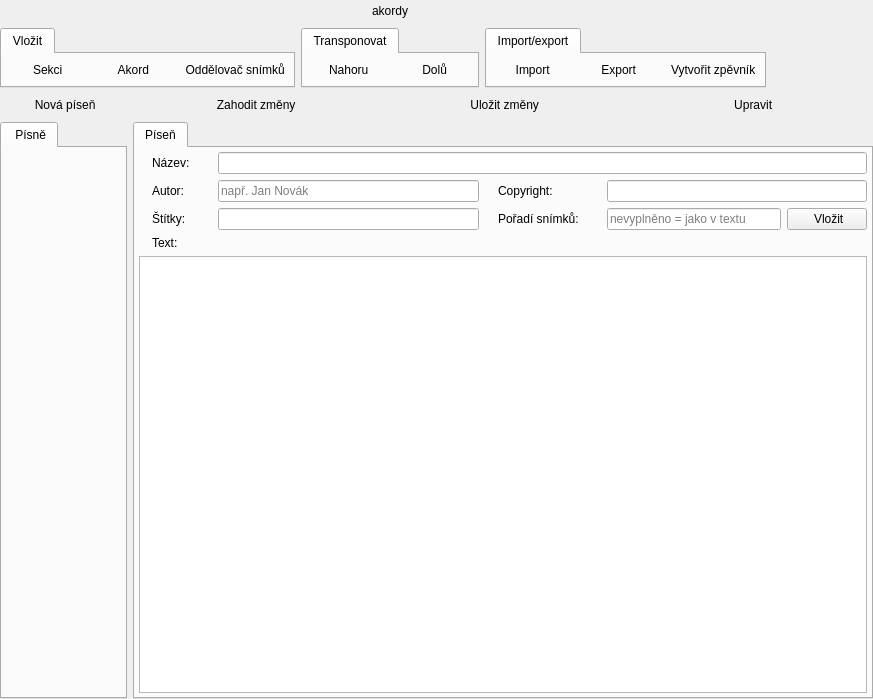
Before: the Qt Designer form src/gui/mainwindow_songsmode.ui in CZDanol/StrawLumen, drawn with Qt 5.
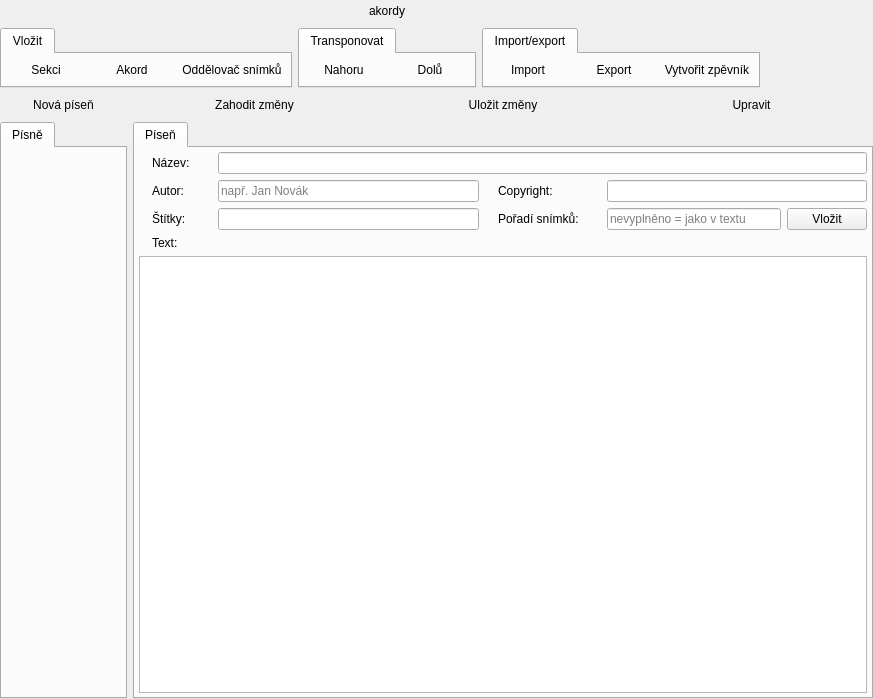
After: the same form once the commit is applied. Icons and pictures are not drawn. Custom widgets are drawn as their Qt base class.

Patch:
```diff
--- a/src/gui/mainwindow_songsmode.ui
+++ b/src/gui/mainwindow_songsmode.ui
@@ -79,7 +79,7 @@
           <item>
            <widget class="QPushButton" name="btnInsertSection">
             <property name="text">
-             <string> Sekci</string>
+             <string>Sekci</string>
             </property>
             <property name="icon">
              <iconset resource="../../res/resources.qrc">
@@ -93,7 +93,7 @@
           <item>
            <widget class="QPushButton" name="btnInsertChord">
             <property name="text">
-             <string> Akord</string>
+             <string>Akord</string>
             </property>
             <property name="icon">
              <iconset resource="../../res/resources.qrc">
@@ -110,7 +110,7 @@
              <string>Jedna sekce může být v prezentaci rozdělena do více snímků. Toto se řídí právě oddělovači.</string>
             </property>
             <property name="text">
-             <string> Oddělovač snímků</string>
+             <string>Oddělovač snímků</string>
             </property>
             <property name="icon">
              <iconset resource="../../res/resources.qrc">
@@ -176,7 +176,7 @@
           <item>
            <widget class="QPushButton" name="btnTransposeUp">
             <property name="text">
-             <string> Nahoru</string>
+             <string>Nahoru</string>
             </property>
             <property name="icon">
              <iconset resource="../../res/resources.qrc">
@@ -190,7 +190,7 @@
           <item>
            <widget class="QPushButton" name="btnTransposeDown">
             <property name="text">
-             <string> Dolů</string>
+             <string>Dolů</string>
             </property>
             <property name="icon">
              <iconset resource="../../res/resources.qrc">
@@ -243,7 +243,7 @@
           <item>
            <widget class="QPushButton" name="btnImport">
             <property name="text">
-             <string> Import</string>
+             <string>Import</string>
             </property>
             <property name="icon">
              <iconset resource="../../res/resources.qrc">
@@ -257,7 +257,7 @@
           <item>
            <widget class="QPushButton" name="btnExport">
             <property name="text">
-             <string> Export</string>
+             <string>Export</string>
             </property>
             <property name="icon">
              <iconset resource="../../res/resources.qrc">
@@ -271,7 +271,7 @@
           <item>
            <widget class="QPushButton" name="btnCreateSongbook">
             <property name="text">
-             <string> Vytvořit zpěvník</string>
+             <string>Vytvořit zpěvník</string>
             </property>
             <property name="icon">
              <iconset resource="../../res/resources.qrc">
@@ -346,7 +346,7 @@
           <item>
            <widget class="QPushButton" name="btnNew">
             <property name="text">
-             <string> Nová píseň</string>
+             <string>Nová píseň</string>
             </property>
             <property name="icon">
              <iconset resource="../../res/resources.qrc">
@@ -377,7 +377,7 @@
             <normaloff>:/icons/16/Musical Notes_16px.png</normaloff>:/icons/16/Musical Notes_16px.png</iconset>
           </attribute>
           <attribute name="title">
-           <string> Písně</string>
+           <string>Písně</string>
           </attribute>
           <layout class="QVBoxLayout" name="verticalLayout_6">
            <item>
@@ -419,7 +419,7 @@
           <item>
            <widget class="QPushButton" name="btnDiscardChanges">
             <property name="text">
-             <string> Zahodit změny</string>
+             <string>Zahodit změny</string>
             </property>
             <property name="icon">
              <iconset resource="../../res/resources.qrc">
@@ -433,7 +433,7 @@
           <item>
            <widget class="QPushButton" name="btnSaveChanges">
             <property name="text">
-             <string> Uložit změny</string>
+             <string>Uložit změny</string>
             </property>
             <property name="icon">
              <iconset resource="../../res/resources.qrc">
@@ -447,7 +447,7 @@
           <item>
            <widget class="QPushButton" name="btnEdit">
             <property name="text">
-             <string> Upravit</string>
+             <string>Upravit</string>
             </property>
             <property name="icon">
              <iconset resource="../../res/resources.qrc">
@@ -596,7 +596,7 @@
              <item>
               <widget class="QPushButton" name="btnAddCustomSlideOrderItem">
                <property name="text">
-                <string> Vložit</string>
+                <string>Vložit</string>
                </property>
                <property name="icon">
                 <iconset resource="../../res/resources.qrc">
```
